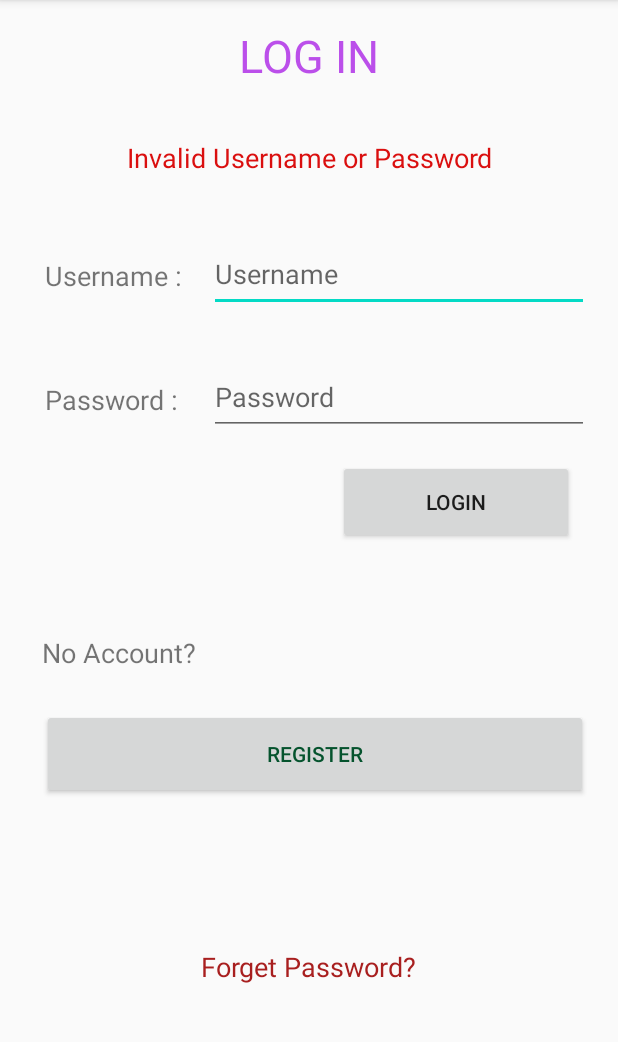
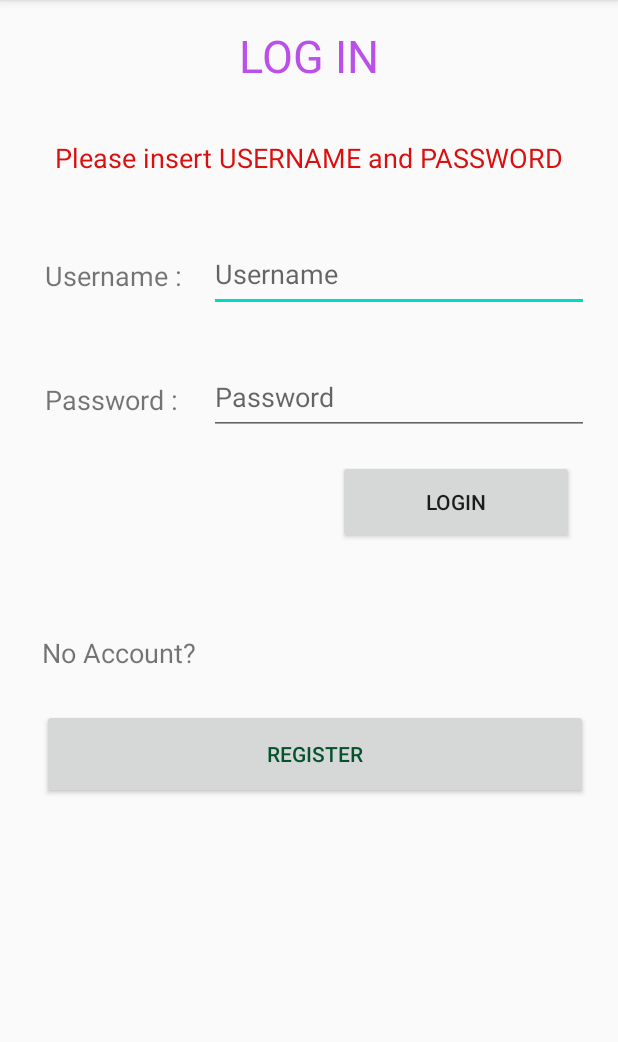
Before and after one commit to Gaman-Aryal/Android_Studio_RentIt, an Android app: the screen it shows after launch (LoginActivity), after a tap on "LOGIN", on a phone screen of 412 x 824 dp, the part 84-1126 px from its top. Run offline under Robolectric (Android 15) with nearby library versions, the phone set to English and light mode, and no system bars.

Commit message:
update in validation method

```diff
--- a/RentIt/app/src/main/java/com/example/rentit/LoginActivity.java
+++ b/RentIt/app/src/main/java/com/example/rentit/LoginActivity.java
@@ -51,14 +51,23 @@ public class LoginActivity extends AppCompatActivity {
 
     }
 
-    private void validation(String USERNAME, String PASSWORD){
-        if ((USERNAME.equals("Gaman")) && (PASSWORD.equals("gaman12345"))){
+    private void validation(String USERNAME, String PASSWORD) {
+        if ((USERNAME.isEmpty())&&(PASSWORD.isEmpty())){
+            ErrorMessage.setText("Please insert USERNAME and PASSWORD");
+            HelpInPassword.setText(" ");
+        }else if (USERNAME.isEmpty()) {
+            ErrorMessage.setText("Please insert USERNAME");
+            HelpInPassword.setText(" ");
+        }else if (PASSWORD.isEmpty()){
+            ErrorMessage.setText("Please insert PASSWORD");
+            HelpInPassword.setText(" ");
+        }else if ((USERNAME.equals("Gaman")) && (PASSWORD.equals("gaman12345"))){
             Intent FromLoginToHome = new Intent(LoginActivity.this, HomeActivity.class);
             startActivity(FromLoginToHome);
         }else{
             ErrorMessage.setText("Invalid Username or Password");
             HelpInPassword.setText("Forget Password?");
         }
+    }
 
-    }
 }
```
